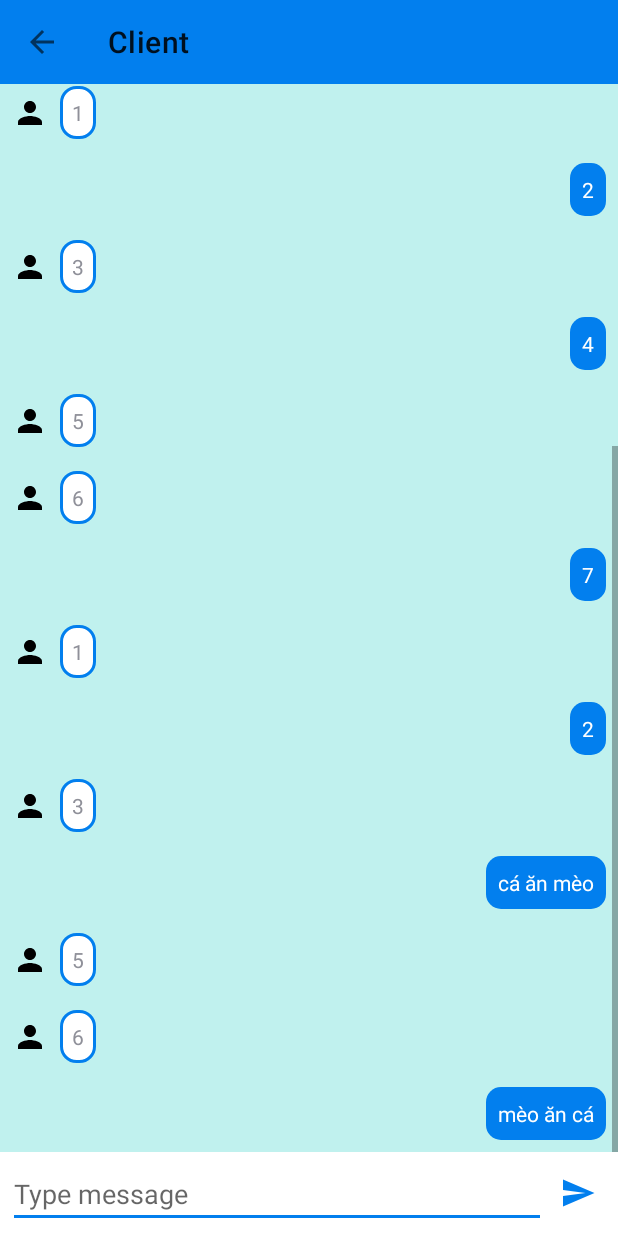
After one commit to MrRajnRuoj/ChatApp_Backend_Socket_CTT502, an Android app: the ChatActivity screen opened directly, with no data from a screen before it, on a phone screen of 412 x 824 dp. The commit adds this screen. Run offline under Robolectric (Android 15) with nearby library versions, the phone set to English and light mode, and no system bars; 1 statement that could not run was skipped.

Commit message:
Client: màn hình chat

```diff
--- a/Client2/app/src/main/AndroidManifest.xml
+++ b/Client2/app/src/main/AndroidManifest.xml
@@ -42,6 +42,7 @@
                 <category android:name="android.intent.category.LAUNCHER" />
             </intent-filter>
         </activity>
+        <activity android:name=".ChatActivity"></activity>
     </application>
 
 </manifest>
--- /dev/null
+++ b/Client2/app/src/main/java/com/eighty/client/ChatActivity.java
@@ -0,0 +1,71 @@
+package com.eighty.client;
+
+import android.support.v7.app.AppCompatActivity;
+import android.os.Bundle;
+import android.support.v7.widget.Toolbar;
+import android.widget.EditText;
+import android.widget.ImageButton;
+import android.widget.ListView;
+
+import java.util.ArrayList;
+
+public class ChatActivity extends AppCompatActivity {
+
+    private Toolbar toolbar;
+
+    private ListView listMessage;
+    private ArrayList<MsgRow> arrayList;
+    private ListMessageAdapter adapter;
+
+    private EditText edtSend;
+    private ImageButton imageButton;
+
+    @Override
+    protected void onCreate(Bundle savedInstanceState) {
+        super.onCreate(savedInstanceState);
+        setContentView(R.layout.activity_chat);
+
+        toolbar = findViewById(R.id.toolBar);
+        setSupportActionBar(toolbar);
+        getSupportActionBar().setTitle(getIntent().getExtras().getString("email", ""));
+        getSupportActionBar().setDisplayHomeAsUpEnabled(true);
+
+        listMessage = findViewById(R.id.listMessage);
+        edtSend = findViewById(R.id.edtSend);
+        imageButton = findViewById(R.id.imageButton);
+
+        arrayList = new ArrayList<>();
+        adapter = new ListMessageAdapter(getApplicationContext(), arrayList);
+        listMessage.setAdapter(adapter);
+        listMessage.setStackFromBottom(true);
+
+        arrayList.add(new MsgRow("1", 0));
+        arrayList.add(new MsgRow("2", 1));
+        arrayList.add(new MsgRow("3", 0));
+        arrayList.add(new MsgRow("4", 1));
+        arrayList.add(new MsgRow("5", 0));
+        arrayList.add(new MsgRow("6", 0));
+        arrayList.add(new MsgRow("7", 1));
+        arrayList.add(new MsgRow("1", 0));
+        arrayList.add(new MsgRow("2", 1));
+        arrayList.add(new MsgRow("3", 0));
+        arrayList.add(new MsgRow("4", 1));
+        arrayList.add(new MsgRow("5", 0));
+        arrayList.add(new MsgRow("6", 0));
+        arrayList.add(new MsgRow("7", 1));
+        arrayList.add(new MsgRow("1", 0));
+        arrayList.add(new MsgRow("2", 1));
+        arrayList.add(new MsgRow("3", 0));
+        arrayList.add(new MsgRow("cá ăn mèo", 1));
+        arrayList.add(new MsgRow("5", 0));
+        arrayList.add(new MsgRow("6", 0));
+        arrayList.add(new MsgRow("mèo ăn cá", 1));
+        adapter.notifyDataSetChanged();
+    }
+
+    @Override
+    public boolean onSupportNavigateUp() {
+        finish();
+        return true;
+    }
+}
--- a/Client2/app/src/main/java/com/eighty/client/Chat.java
+++ b/Client2/app/src/main/java/com/eighty/client/ChatRow.java
@@ -1,11 +1,11 @@
 package com.eighty.client;
 
-public class Chat {
+public class ChatRow {
 
     String email;
     int id;
 
-    public Chat(String email, int id) {
+    public ChatRow(String email, int id) {
         this.email = email;
         this.id = id;
     }
--- a/Client2/app/src/main/java/com/eighty/client/ListChatAdapter.java
+++ b/Client2/app/src/main/java/com/eighty/client/ListChatAdapter.java
@@ -13,9 +13,9 @@ import java.util.ArrayList;
 public class ListChatAdapter extends BaseAdapter {
 
     private Context context;
-    private ArrayList<Chat> arrayList;
+    private ArrayList<ChatRow> arrayList;
 
-    public ListChatAdapter(Context context, ArrayList<Chat> arrayList) {
+    public ListChatAdapter(Context context, ArrayList<ChatRow> arrayList) {
         this.context = context;
         this.arrayList = arrayList;
     }
@@ -50,11 +50,15 @@ public class ListChatAdapter extends BaseAdapter {
             convertView = layoutInflater.inflate(R.layout.custom_listchat_row, null);
             viewHolder = new ViewHolder();
             viewHolder.txtEmail = convertView.findViewById(R.id.txtEmail);
+            viewHolder.imgAva = convertView.findViewById(R.id.imgAva);
+            viewHolder.txtEmail.setText(arrayList.get(position).getEmail());
+            viewHolder.imgAva.setImageResource(R.drawable.ic_person);
             convertView.setTag(viewHolder);
         }
         else {
             viewHolder = (ViewHolder) convertView.getTag();
             viewHolder.txtEmail.setText(arrayList.get(position).getEmail());
+            viewHolder.imgAva.setImageResource(R.drawable.ic_person);
         }
 
         return convertView;
--- /dev/null
+++ b/Client2/app/src/main/java/com/eighty/client/ListMessageAdapter.java
@@ -0,0 +1,106 @@
+package com.eighty.client;
+
+import android.content.Context;
+import android.view.LayoutInflater;
+import android.view.View;
+import android.view.ViewGroup;
+import android.widget.BaseAdapter;
+import android.widget.ImageView;
+import android.widget.TextView;
+
+import java.util.ArrayList;
+
+public class ListMessageAdapter extends BaseAdapter {
+
+    private Context context;
+    private ArrayList<MsgRow> arrayList;
+
+    public ListMessageAdapter(Context context, ArrayList<MsgRow> arrayList) {
+        this.context = context;
+        this.arrayList = arrayList;
+    }
+
+    @Override
+    public int getCount() {
+        return arrayList.size();
+    }
+
+    @Override
+    public Object getItem(int position) {
+        return arrayList.get(position);
+    }
+
+    @Override
+    public long getItemId(int position) {
+        return position;
+    }
+
+    @Override
+    public int getViewTypeCount() {
+        return 2;
+    }
+
+    @Override
+    public int getItemViewType(int position) {
+        if (arrayList.get(position).getPos() == 0) {
+            return 0;
+        }
+        else {
+            return 1;
+        }
+    }
+
+    private static class ViewHolder {
+        ImageView imgAva;
+        TextView txtMsg;
+    }
+
+    @Override
+    public View getView(int position, View convertView, ViewGroup parent) {
+
+        ViewHolder viewHolder;
+
+        if (convertView == null) {
+            LayoutInflater layoutInflater = (LayoutInflater) context.getSystemService(Context.LAYOUT_INFLATER_SERVICE);
+
+            if (getItemViewType(position) == 0) {
+                convertView = layoutInflater.inflate(R.layout.custom_msg_left, null);
+            }
+            else {
+                convertView = layoutInflater.inflate(R.layout.custom_msg_right, null);
+            }
+
+            viewHolder = new ViewHolder();
+            viewHolder.txtMsg = convertView.findViewById(R.id.txtMsg);
+            viewHolder.imgAva = convertView.findViewById(R.id.imgAva);
+
+            viewHolder.txtMsg.setText(arrayList.get(position).getMsg());
+            viewHolder.imgAva.setImageResource(R.drawable.ic_person);
+
+            convertView.setTag(viewHolder);
+        }
+        else {
+            viewHolder = (ViewHolder) convertView.getTag();
+            viewHolder.txtMsg.setText(arrayList.get(position).getMsg());
+            viewHolder.imgAva.setImageResource(R.drawable.ic_person);
+            convertView.setTag(viewHolder);
+        }
+
+//        LayoutInflater layoutInflater = (LayoutInflater) context.getSystemService(Context.LAYOUT_INFLATER_SERVICE);
+//
+//        if (arrayList.get(position).getPos() == 0) {
+//            convertView = layoutInflater.inflate(R.layout.custom_msg_left, null);
+//        }
+//        else {
+//            convertView = layoutInflater.inflate(R.layout.custom_msg_right, null);
+//        }
+//
+//        TextView txtMsg = convertView.findViewById(R.id.txtMsg);
+//        ImageView imgAva = convertView.findViewById(R.id.imgAva);
+//
+//        txtMsg.setText(arrayList.get(position).getMsg());
+//        imgAva.setImageResource(R.drawable.ic_person);
+
+        return convertView;
+    }
+}
--- a/Client2/app/src/main/java/com/eighty/client/MainActivity.java
+++ b/Client2/app/src/main/java/com/eighty/client/MainActivity.java
@@ -1,6 +1,5 @@
 package com.eighty.client;
 
-import android.app.Dialog;
 import android.content.Context;
 import android.content.DialogInterface;
 import android.content.Intent;
@@ -21,16 +20,15 @@ import android.text.TextWatcher;
 import android.view.Menu;
 import android.view.MenuItem;
 import android.view.View;
+import android.widget.AdapterView;
 import android.widget.ListView;
 import android.widget.TextView;
-import android.widget.Toast;
 
 import org.json.JSONArray;
 import org.json.JSONException;
 import org.json.JSONObject;
 
 import java.util.ArrayList;
-import java.util.Objects;
 
 import io.socket.emitter.Emitter;
 
@@ -45,7 +43,7 @@ public class MainActivity extends AppCompatActivity {
     private TextView header_email;
 
     private ListView listChat;
-    private ArrayList<Chat> arrayList;
+    private ArrayList<ChatRow> arrayList;
     private ListChatAdapter adapter;
 
     @Override
@@ -90,7 +88,7 @@ public class MainActivity extends AppCompatActivity {
                     try {
                         JSONArray listFriend = object.getJSONArray("listFriend");
                         for (int i = 0; i < listFriend.length(); i++) {
-                            arrayList.add(new Chat(listFriend.getJSONObject(i).getString("email"), listFriend.getJSONObject(i).getInt("id")));
+                            arrayList.add(new ChatRow(listFriend.getJSONObject(i).getString("email"), listFriend.getJSONObject(i).getInt("id")));
                         }
                         adapter.notifyDataSetChanged();
                         SocketSingleton.getSocket().off("RESPONSE_LIST_FRIEND");
@@ -205,6 +203,17 @@ public class MainActivity extends AppCompatActivity {
                 return true;
             }
         });
+        listChat.setOnItemClickListener(new AdapterView.OnItemClickListener() {
+            @Override
+            public void onItemClick(AdapterView<?> parent, View view, int position, long id) {
+                Intent intent = new Intent(MainActivity.this, ChatActivity.class);
+                Bundle bundle = new Bundle();
+                bundle.putInt("id", arrayList.get(position).getId());
+                bundle.putString("email", arrayList.get(position).getEmail());
+                intent.putExtras(bundle);
+                startActivity(intent);
+            }
+        });
     }
 
     @Override
--- /dev/null
+++ b/Client2/app/src/main/java/com/eighty/client/MsgRow.java
@@ -0,0 +1,28 @@
+package com.eighty.client;
+
+public class MsgRow {
+
+    String msg;
+    int pos;
+
+    public MsgRow(String msg, int pos) {
+        this.msg = msg;
+        this.pos = pos;
+    }
+
+    public String getMsg() {
+        return msg;
+    }
+
+    public void setMsg(String msg) {
+        this.msg = msg;
+    }
+
+    public int getPos() {
+        return pos;
+    }
+
+    public void setPos(int pos) {
+        this.pos = pos;
+    }
+}
--- a/Client2/app/src/main/java/com/eighty/client/SocketSingleton.java
+++ b/Client2/app/src/main/java/com/eighty/client/SocketSingleton.java
@@ -7,7 +7,8 @@ import io.socket.client.Socket;
 
 class SocketSingleton {
     private static final SocketSingleton ourInstance = new SocketSingleton();
-    private static final String SERVER_ADDRESS = "https://chatapp-224217.appspot.com";
+//    private static final String SERVER_ADDRESS = "https://chatapp-224217.appspot.com";
+    private static final String SERVER_ADDRESS = "http://192.168.1.8:3231";
 
     private static Socket socket;
 
--- /dev/null
+++ b/Client2/app/src/main/res/drawable/ic_send.xml
@@ -0,0 +1,5 @@
+<vector android:height="24dp" android:tint="#027FEE"
+    android:viewportHeight="24.0" android:viewportWidth="24.0"
+    android:width="24dp" xmlns:android="http://schemas.android.com/apk/res/android">
+    <path android:fillColor="#FF000000" android:pathData="M2.01,21L23,12 2.01,3 2,10l15,2 -15,2z"/>
+</vector>
--- /dev/null
+++ b/Client2/app/src/main/res/drawable/msg_left.xml
@@ -0,0 +1,15 @@
+<?xml version="1.0" encoding="utf-8"?>
+<shape xmlns:android="http://schemas.android.com/apk/res/android"
+    android:shape="rectangle">
+
+    <corners
+        android:radius="10dp"/>
+
+    <solid
+        android:color="@color/white"/>
+
+    <stroke
+        android:color="@color/colorAccent"
+        android:width="2dp"/>
+
+</shape>
--- /dev/null
+++ b/Client2/app/src/main/res/drawable/msg_right.xml
@@ -0,0 +1,11 @@
+<?xml version="1.0" encoding="utf-8"?>
+<shape xmlns:android="http://schemas.android.com/apk/res/android"
+    android:shape="rectangle">
+
+    <corners
+        android:radius="10dp"/>
+
+    <solid
+        android:color="@color/colorAccent"/>
+
+</shape>
--- /dev/null
+++ b/Client2/app/src/main/res/layout/activity_chat.xml
@@ -0,0 +1,55 @@
+<?xml version="1.0" encoding="utf-8"?>
+<android.support.constraint.ConstraintLayout xmlns:android="http://schemas.android.com/apk/res/android"
+    xmlns:app="http://schemas.android.com/apk/res-auto"
+    xmlns:tools="http://schemas.android.com/tools"
+    android:layout_width="match_parent"
+    android:layout_height="match_parent"
+    tools:context=".ChatActivity">
+
+    <include
+        android:id="@+id/toolBar"
+        layout="@layout/toolbar_layout"/>
+
+    <LinearLayout
+        android:id="@+id/linearLayout"
+        android:layout_width="0dp"
+        android:layout_height="wrap_content"
+        android:padding="5dp"
+        android:orientation="horizontal"
+        android:weightSum="10"
+        app:layout_constraintBottom_toBottomOf="parent"
+        app:layout_constraintEnd_toEndOf="parent"
+        app:layout_constraintStart_toStartOf="parent">
+
+        <EditText
+            android:id="@+id/edtSend"
+            android:layout_width="match_parent"
+            android:layout_height="wrap_content"
+            android:layout_weight="9"
+            android:inputType="text"
+            android:hint="Type message" />
+
+        <ImageButton
+            android:id="@+id/imageButton"
+            android:layout_width="wrap_content"
+            android:layout_height="wrap_content"
+            android:layout_weight="1"
+            android:backgroundTintMode="screen"
+            app:srcCompat="@drawable/ic_send" />
+
+
+    </LinearLayout>
+
+    <ListView
+        android:id="@+id/listMessage"
+        android:background="@color/blue"
+        android:layout_width="0dp"
+        android:layout_height="0dp"
+        android:divider="@null"
+        android:transcriptMode="normal"
+        app:layout_constraintBottom_toTopOf="@+id/linearLayout"
+        app:layout_constraintEnd_toEndOf="parent"
+        app:layout_constraintStart_toStartOf="parent"
+        app:layout_constraintTop_toBottomOf="@+id/toolBar" />
+
+</android.support.constraint.ConstraintLayout>
--- /dev/null
+++ b/Client2/app/src/main/res/layout/custom_msg_left.xml
@@ -0,0 +1,34 @@
+<?xml version="1.0" encoding="utf-8"?>
+<android.support.constraint.ConstraintLayout
+    xmlns:android="http://schemas.android.com/apk/res/android"
+    xmlns:app="http://schemas.android.com/apk/res-auto"
+    xmlns:tools="http://schemas.android.com/tools"
+    android:layout_width="match_parent"
+    android:layout_height="match_parent">
+
+    <ImageView
+        android:id="@+id/imgAva"
+        android:layout_width="wrap_content"
+        android:layout_height="wrap_content"
+        android:layout_marginStart="8dp"
+        android:layout_marginTop="8dp"
+        android:layout_marginBottom="8dp"
+        app:layout_constraintBottom_toBottomOf="parent"
+        app:layout_constraintStart_toStartOf="parent"
+        app:layout_constraintTop_toTopOf="parent"
+        app:srcCompat="@drawable/ic_person" />
+
+    <TextView
+        android:id="@+id/txtMsg"
+        android:layout_width="wrap_content"
+        android:layout_height="wrap_content"
+        android:layout_marginStart="8dp"
+        android:layout_marginTop="8dp"
+        android:layout_marginBottom="8dp"
+        android:padding="8dp"
+        android:text="TextView"
+        android:background="@drawable/msg_left"
+        app:layout_constraintBottom_toBottomOf="parent"
+        app:layout_constraintStart_toEndOf="@+id/imgAva"
+        app:layout_constraintTop_toTopOf="parent" />
+</android.support.constraint.ConstraintLayout>
--- /dev/null
+++ b/Client2/app/src/main/res/layout/custom_msg_right.xml
@@ -0,0 +1,36 @@
+<?xml version="1.0" encoding="utf-8"?>
+<android.support.constraint.ConstraintLayout
+    xmlns:android="http://schemas.android.com/apk/res/android"
+    xmlns:app="http://schemas.android.com/apk/res-auto"
+    xmlns:tools="http://schemas.android.com/tools"
+    android:layout_width="match_parent"
+    android:layout_height="match_parent">
+
+    <TextView
+        android:id="@+id/txtMsg"
+        android:layout_width="wrap_content"
+        android:layout_height="wrap_content"
+        android:layout_marginTop="8dp"
+        android:layout_marginEnd="8dp"
+        android:layout_marginBottom="8dp"
+        android:padding="8dp"
+        android:text="TextView"
+        android:textColor="@color/white"
+        android:background="@drawable/msg_right"
+        app:layout_constraintBottom_toBottomOf="parent"
+        app:layout_constraintEnd_toEndOf="parent"
+        app:layout_constraintTop_toTopOf="parent" />
+
+    <ImageView
+        android:id="@+id/imgAva"
+        android:layout_width="wrap_content"
+        android:layout_height="wrap_content"
+        android:layout_marginTop="8dp"
+        android:layout_marginEnd="8dp"
+        android:layout_marginBottom="8dp"
+        android:visibility="gone"
+        app:layout_constraintBottom_toBottomOf="parent"
+        app:layout_constraintEnd_toStartOf="@+id/txtMsg"
+        app:layout_constraintTop_toTopOf="parent"
+        app:srcCompat="@drawable/ic_person" />
+</android.support.constraint.ConstraintLayout>
--- a/Client2/app/src/main/res/values/colors.xml
+++ b/Client2/app/src/main/res/values/colors.xml
@@ -8,4 +8,5 @@
     <color name="colorPrimaryDark">#2CC6F2</color>
     <color name="white">#FFFFFF</color>
     <color name="darkgray">#6c6c6c</color>
+    <color name="blue">#c0f1ee</color>
 </resources>
```
Also changed, not shown: Client2/app/src/main/java/com/eighty/client/LoadingActivity.java (+24 -2 lines).
